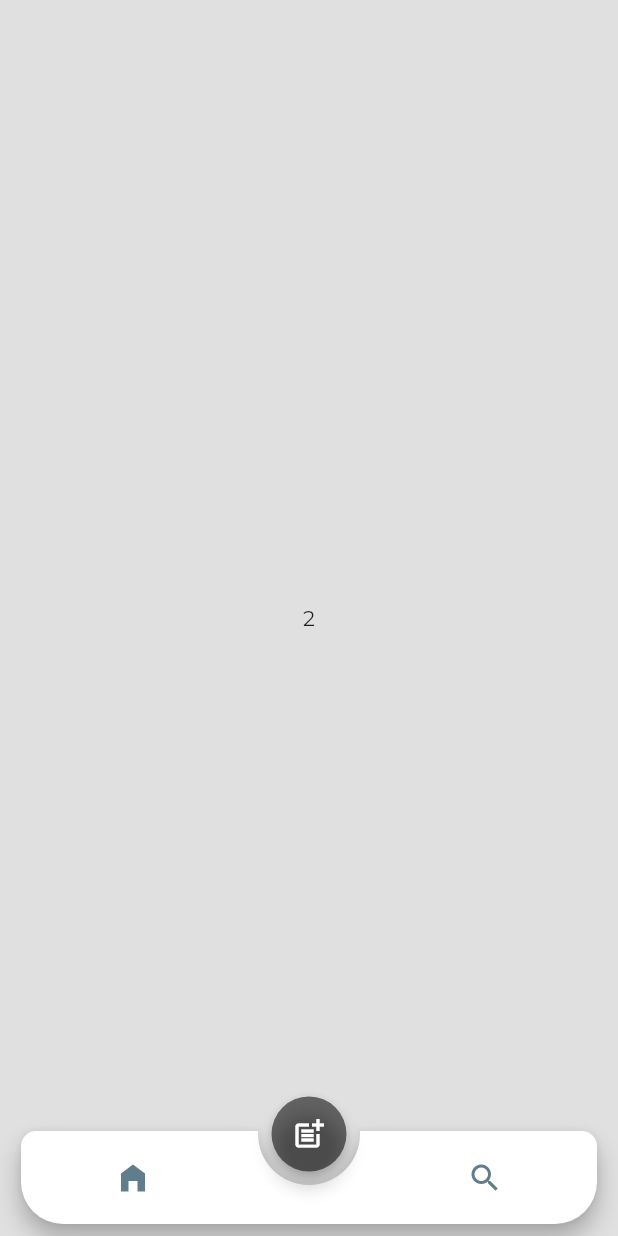
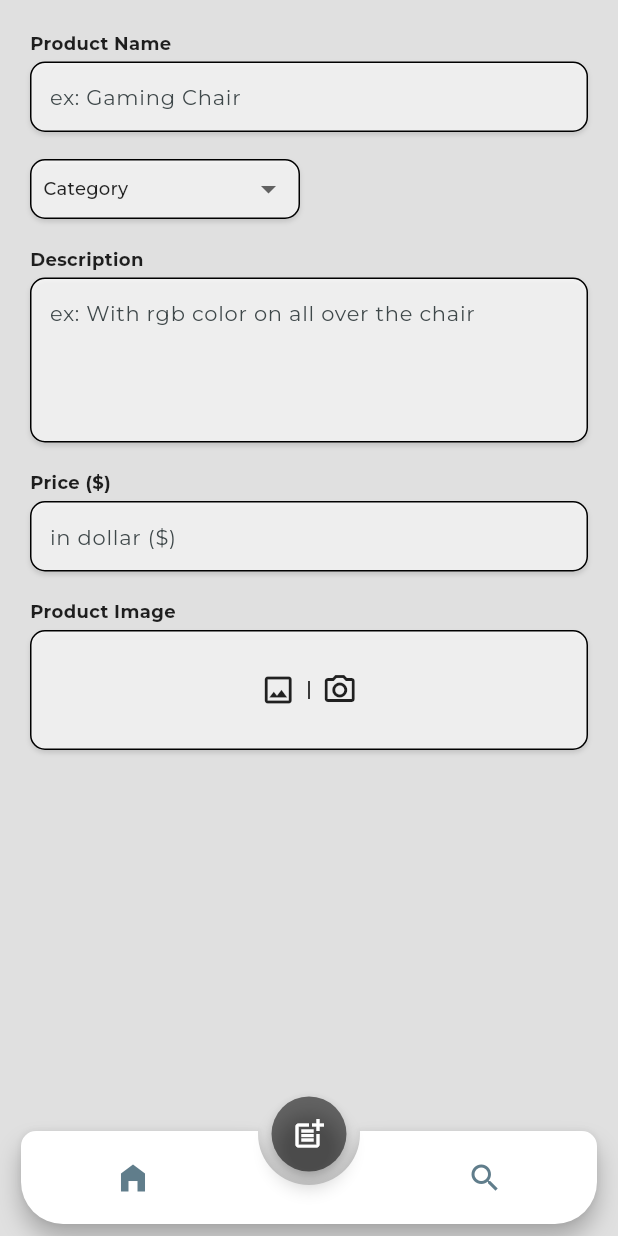
Before and after one commit to muhalifalgibran/klontong, a Flutter app: the screen it shows after launch, item 2 of the bottom bar chosen, on a phone screen of 412 x 824 dp. Run offline on Flutter 3.47's test engine with Material 2 defaults, Android fonts, the phone set to English and light mode, and no system bars; drawn by our look-alikes of animated_notch_bottom_bar; our stand-ins replace dartz, dio, equatable, get_it, google_fonts; statements that could not run were skipped.

Commit message:
input product UI

```diff
--- a/lib/app.dart
+++ b/lib/app.dart
@@ -1,5 +1,6 @@
 import 'package:animated_notch_bottom_bar/animated_notch_bottom_bar/animated_notch_bottom_bar.dart';
 import 'package:flutter/material.dart';
+import 'package:klontong/features/add_product/presentation/page/input_product_page.dart';
 import 'package:klontong/features/browse/presentation/page/browse_page.dart';
 import 'package:klontong/features/browse/presentation/providers/browse_provider.dart';
 import 'package:klontong/features/home/presentation/pages/home_page.dart';
@@ -32,7 +33,7 @@ class _AppState extends State<App> {
   /// widget list
   final List<Widget> bottomBarPages = const [
     HomePage(),
-    Center(child: Text('2')),
+    InputProductPage(),
     BrowsePage(),
   ];
 
@@ -114,7 +115,7 @@ class _AppState extends State<App> {
               )
             : const SizedBox(
                 child: Center(
-                  child: Text('asdasd'),
+                  child: Text('Null'),
                 ),
               ),
       ),
--- /dev/null
+++ b/lib/features/add_product/presentation/page/input_product_page.dart
@@ -0,0 +1,103 @@
+import 'package:flutter/material.dart';
+import 'package:flutter/services.dart';
+import 'package:klontong/features/add_product/presentation/widgets/klontong_input_text.dart';
+import 'package:klontong/features/add_product/presentation/widgets/klontong_tag_widget.dart';
+
+class InputProductPage extends StatefulWidget {
+  const InputProductPage({super.key});
+
+  @override
+  State<InputProductPage> createState() => _InputProductPageState();
+}
+
+class _InputProductPageState extends State<InputProductPage> {
+  String _categoryVal = 'Category';
+  @override
+  Widget build(BuildContext context) {
+    return Padding(
+      padding: const EdgeInsets.all(20),
+      child: SingleChildScrollView(
+        child: Column(
+          crossAxisAlignment: CrossAxisAlignment.start,
+          children: [
+            // add title
+            const KlontongInputTextWidget(
+              label: 'Product Name',
+              hint: 'ex: Gaming Chair',
+            ),
+            const SizedBox(height: 18),
+            KlontongTagWidget(
+              value: _categoryVal,
+              onChange: (value) {
+                _categoryVal = value;
+                setState(() {});
+              },
+              items: const [
+                'Category',
+                'Men\'s Clothes',
+                'Women\'s Clothes',
+                'Electronic',
+                'Random',
+                'Food',
+              ],
+            ),
+            const SizedBox(height: 18),
+            const KlontongInputTextWidget(
+              maxLines: 4,
+              label: 'Description',
+              hint: 'ex: With rgb color on all over the chair',
+            ),
+            const SizedBox(height: 18),
+            const KlontongInputTextWidget(
+              label: 'Price (\$)',
+              keyboardType: TextInputType.numberWithOptions(decimal: true),
+              hint: 'in dollar (\$)',
+            ),
+            const SizedBox(height: 18),
+            const Text(
+              'Product Image',
+              style: TextStyle(
+                fontWeight: FontWeight.bold,
+                fontSize: 12.0,
+              ),
+            ),
+            const SizedBox(height: 4),
+            GestureDetector(
+              onTap: () {
+                // TODO: implement input image
+              },
+              child: Container(
+                height: 80,
+                decoration: BoxDecoration(
+                  color: Colors.white70,
+                  border: Border.all(),
+                  borderRadius: BorderRadius.circular(10),
+                  boxShadow: [
+                    BoxShadow(
+                      color: Colors.black.withOpacity(0.12),
+                      blurRadius: 2,
+                      offset: const Offset(0, 2),
+                    )
+                  ],
+                ),
+                child: Row(
+                  mainAxisAlignment: MainAxisAlignment.center,
+                  children: [
+                    const Icon(Icons.image_outlined),
+                    Container(
+                      margin: const EdgeInsets.symmetric(horizontal: 8),
+                      height: 12,
+                      width: 1,
+                      color: Colors.black,
+                    ),
+                    const Icon(Icons.camera_alt_outlined),
+                  ],
+                ),
+              ),
+            ),
+          ],
+        ),
+      ),
+    );
+  }
+}
--- /dev/null
+++ b/lib/features/add_product/presentation/widgets/klontong_input_text.dart
@@ -0,0 +1,66 @@
+import 'package:flutter/material.dart';
+import 'package:flutter/services.dart';
+
+class KlontongInputTextWidget extends StatelessWidget {
+  const KlontongInputTextWidget({
+    required this.label,
+    required this.hint,
+    this.inputFormatters,
+    this.keyboardType,
+    this.maxLines = 1,
+    this.onChanged,
+    this.obscure = false,
+    super.key,
+  });
+
+  final String label;
+  final String hint;
+  final bool obscure;
+  final int maxLines;
+  final TextInputType? keyboardType;
+  final List<TextInputFormatter>? inputFormatters;
+  final Function(String)? onChanged;
+
+  @override
+  Widget build(BuildContext context) {
+    return Column(
+      crossAxisAlignment: CrossAxisAlignment.start,
+      children: [
+        Text(
+          label,
+          style: const TextStyle(
+            fontWeight: FontWeight.bold,
+            fontSize: 12.0,
+          ),
+        ),
+        const SizedBox(height: 4),
+        Container(
+          padding: const EdgeInsets.all(12),
+          decoration: BoxDecoration(
+            color: Colors.white70,
+            border: Border.all(),
+            borderRadius: BorderRadius.circular(10),
+            boxShadow: [
+              BoxShadow(
+                color: Colors.black.withOpacity(0.12),
+                blurRadius: 2,
+                offset: const Offset(0, 2),
+              )
+            ],
+          ),
+          child: TextFormField(
+            maxLines: maxLines,
+            obscureText: obscure,
+            style: const TextStyle(fontSize: 14.0),
+            inputFormatters: inputFormatters,
+            keyboardType: keyboardType,
+            decoration: InputDecoration.collapsed(
+              hintText: hint,
+            ),
+            onChanged: onChanged,
+          ),
+        ),
+      ],
+    );
+  }
+}
--- /dev/null
+++ b/lib/features/add_product/presentation/widgets/klontong_tag_widget.dart
@@ -0,0 +1,68 @@
+import 'package:flutter/material.dart';
+
+class KlontongTagWidget extends StatefulWidget {
+  const KlontongTagWidget({
+    this.items,
+    required this.onChange,
+    required this.value,
+    super.key,
+  });
+
+  final List<String>? items;
+  final String value;
+  final Function(String value) onChange;
+
+  @override
+  State<KlontongTagWidget> createState() => _KlontongTagWidgetState();
+}
+
+class _KlontongTagWidgetState extends State<KlontongTagWidget> {
+  List<String> list = <String>['One', 'Two', 'Three', 'Four'];
+
+  @override
+  Widget build(BuildContext context) {
+    return Container(
+      width: 180,
+      height: 40,
+      decoration: BoxDecoration(
+        border: Border.all(),
+        color: Colors.white70,
+        boxShadow: [
+          BoxShadow(
+            color: Colors.black.withOpacity(0.12),
+            blurRadius: 2,
+            offset: const Offset(0, 2),
+          )
+        ],
+        borderRadius: BorderRadius.circular(10),
+      ),
+      padding: const EdgeInsets.symmetric(horizontal: 8, vertical: 4),
+      child: DropdownButton(
+        underline: const SizedBox(),
+        focusColor: Colors.transparent,
+        isExpanded: true,
+        items: widget.items?.map<DropdownMenuItem<String>>((String value) {
+              return DropdownMenuItem<String>(
+                value: value,
+                child: Text(
+                  value,
+                  style: const TextStyle(fontSize: 12),
+                ),
+              );
+            }).toList() ??
+            list.map<DropdownMenuItem<String>>((String value) {
+              return DropdownMenuItem<String>(
+                value: value,
+                child: Text(value),
+              );
+            }).toList(),
+        value: widget.value,
+        onChanged: (value) {
+          setState(() {
+            widget.onChange(value.toString());
+          });
+        },
+      ),
+    );
+  }
+}
--- a/lib/features/home/presentation/widgets/item_product_widget.dart
+++ b/lib/features/home/presentation/widgets/item_product_widget.dart
@@ -4,7 +4,11 @@ import 'package:klontong/core/entities/product.dart';
 class ItemProductWidget extends StatelessWidget {
   final Product data;
   final double? width;
-  const ItemProductWidget({required this.data, this.width, super.key});
+  const ItemProductWidget({
+    required this.data,
+    this.width,
+    super.key,
+  });
 
   @override
   Widget build(BuildContext context) {
--- a/lib/main.dart
+++ b/lib/main.dart
@@ -16,7 +16,7 @@ class MyApp extends StatelessWidget {
     return MaterialApp(
       title: 'Klontong App',
       theme: ThemeData(
-        colorScheme: ColorScheme.fromSeed(seedColor: Colors.deepPurple),
+        colorScheme: ColorScheme.fromSeed(seedColor: Colors.white70),
         useMaterial3: true,
         textTheme: GoogleFonts.montserratTextTheme(),
       ),
```
Also changed, not shown: lib/features/browse/presentation/page/browse_page.dart (+16 -3 lines), lib/features/browse/presentation/page/detail_product_page.dart (added, +84 -0 lines), lib/features/home/presentation/pages/home_page.dart (+18 -5 lines).
